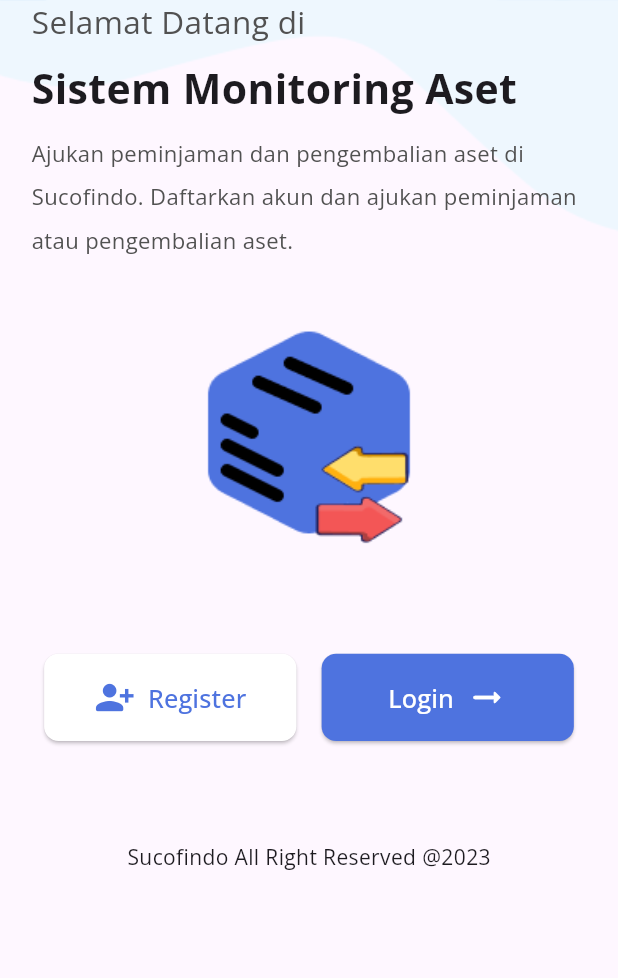
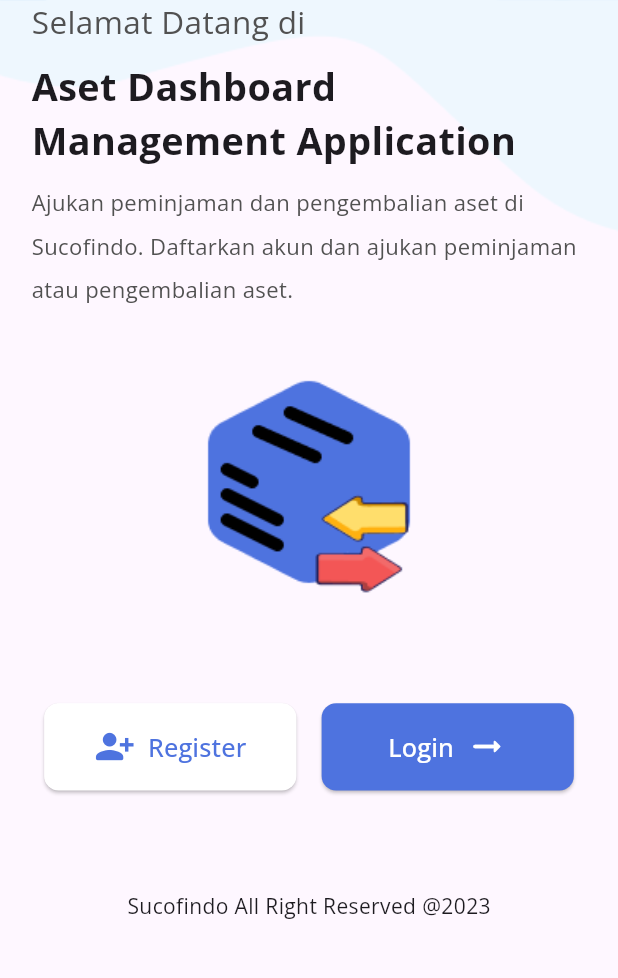
Before and after one commit to AhmadNaufal2525/ADMA-APP, a Flutter app: the screen it shows after launch, on a phone screen of 412 x 824 dp, the part 250-1228 px from its top. Run offline on Flutter 3.47's test engine with Material 3 defaults, Android fonts, the phone set to English and light mode, and no system bars; our stand-ins replace awesome_notifications, buttons_tabbar, dio, firebase_core, firebase_messaging, flutter_bloc and 6 more; missing offline and left inert: local_session_timeout, material_dialogs, mobile_scanner, qr_scanner_overlay; accounts and stored records are empty.

Commit message:
update project

```diff
--- a/lib/main.dart
+++ b/lib/main.dart
@@ -34,7 +34,7 @@ class MyApp extends StatelessWidget {
     return ScreenUtilInit(
       builder: (_, child) => MaterialApp(
         debugShowCheckedModeBanner: false,
-        title: "SIMA",
+        title: "ADMA",
         theme: ThemeData(
           appBarTheme: AppBarTheme(
             backgroundColor: AppColor.primaryColor,
--- a/lib/src/presentation/screen/init/initial_screen.dart
+++ b/lib/src/presentation/screen/init/initial_screen.dart
@@ -69,14 +69,14 @@ class _InitialScreenState extends State<InitialScreen>
                     height: 10.h,
                   ),
                   Text(
-                    'Sistem Monitoring Aset',
-                    style: TextStyle(fontSize: 26.sp, fontWeight: FontWeight.bold),
+                    'Aset Dashboard Management Application',
+                    style: TextStyle(fontSize: 24.sp, fontWeight: FontWeight.bold),
                   ),
                   SizedBox(
                     height: 10.h,
                   ),
                   Text(
-                    'Ajukan peminjaman dan pengembalian aset di Sucofindo. Daftarkan akun dan ajukan peminjaman atau pengembalian aset. ',
+                    'Ajukan peminjaman dan pengembalian aset di Sucofindo. Daftarkan akun dan ajukan peminjaman atau pengembalian aset.',
                     style: TextStyle(
                       color: AppColor.greyColor,
                       fontSize: 14.sp,
```
Also changed, not shown: 18 other files.
